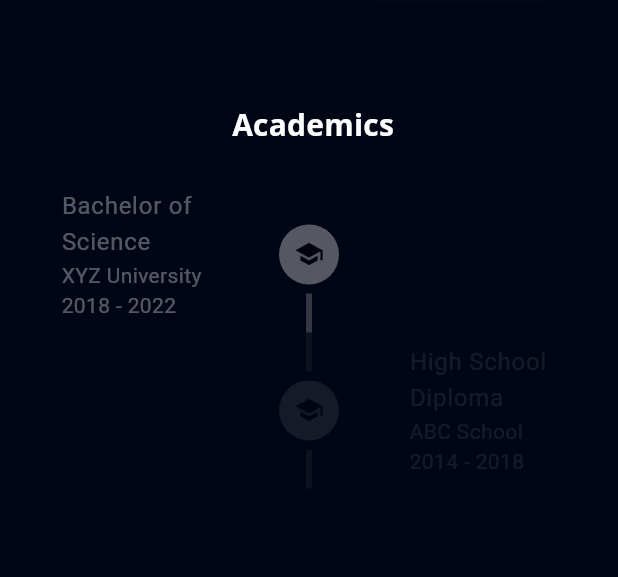
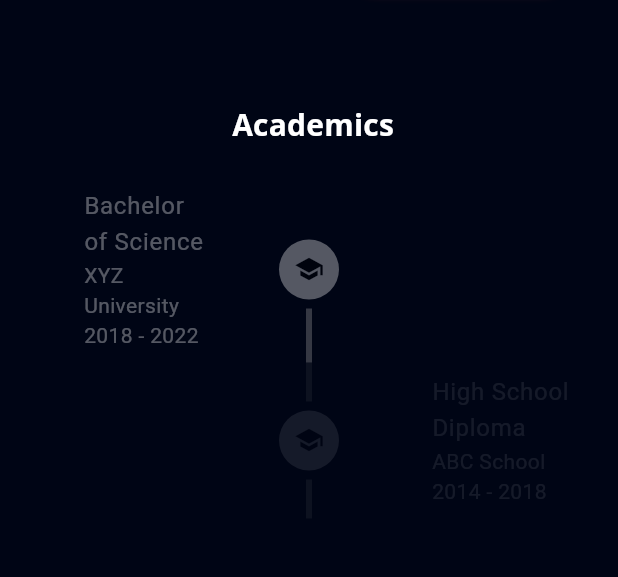
Before and after one commit to Naincy04/My-Portfolio-App, a Flutter app: the screen it shows after launch, scrolled down 1152 dp, on a phone screen of 412 x 824 dp, the part 116-693 px from its top. Run offline on Flutter 3.47's test engine with Material 3 defaults, Android fonts, the phone set to English and light mode, and no system bars; our stand-ins replace flutter_svg, font_awesome_flutter, get, google_fonts, photo_view, timeline_tile.

Commit message:
5 Feb 2024, 16:31

```diff
--- a/lib/academics/animated_timeline_item.dart
+++ b/lib/academics/animated_timeline_item.dart
@@ -3,7 +3,6 @@ import 'package:flutter_portfolio/academics/academics.dart';
 import 'package:flutter_portfolio/academics/timeline_item.dart';
 import 'package:flutter_portfolio/res/constants.dart';
 import 'package:flutter_portfolio/view%20model/responsive.dart';
-import 'package:timeline_tile/timeline_tile.dart';
 
 class AnimatedTimelineItem extends StatefulWidget {
   final AcademicDetail academicDetail;
@@ -65,20 +64,19 @@ class _AnimatedTimelineItemState extends State<AnimatedTimelineItem>
                     child: TimelineItem(academicDetail: widget.academicDetail),
                   )
                 : Padding(
-                    padding: const EdgeInsets.symmetric(
-                        horizontal: defaultPadding / 4),
+                    padding:
+                        const EdgeInsets.symmetric(horizontal: defaultPadding),
                     child: TimelineItem(academicDetail: widget.academicDetail),
                   )
             : null,
         endChild: widget.index.isOdd
             ? Responsive.isDesktop(context)
-                ? Padding(
-                    padding: const EdgeInsets.only(
-                        right: defaultPadding * 20, left: defaultPadding * 2),
+                ? Container(
+                    margin: const EdgeInsets.only(right: defaultPadding),
                     child: TimelineItem(academicDetail: widget.academicDetail),
                   )
                 : Padding(
-                    padding: const EdgeInsets.only(left: defaultPadding / 4),
+                    padding: const EdgeInsets.only(left: defaultPadding),
                     child: TimelineItem(academicDetail: widget.academicDetail),
                   )
             : null,
```
